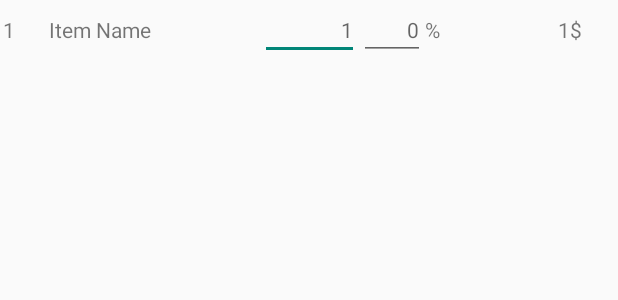
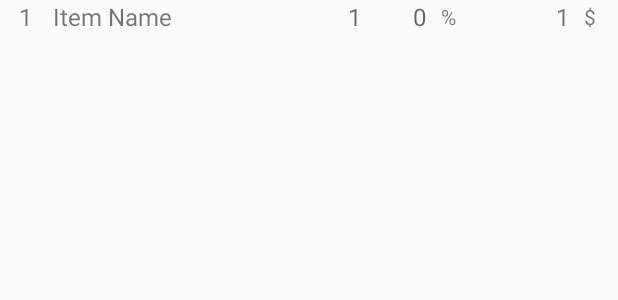
Before and after one commit to ratgoj/fernflower-repo, an Android app: the layout edit_order_item_row.xml on its own in the app's theme, with its tools: preview values and no code run, on a phone screen of 412 x 824 dp. Shown: the top 300 px of the screen. Run offline under Robolectric (Android 15) with nearby library versions, the phone set to English and light mode, and no system bars.

Commit message:
Доведен до ума Адаптер. Сделано отображение EditOrderFragment Изменены EditText на TextView в edit_order_item_row.xml Выровнены элементы в edit_order_list_header.xml

```diff
--- a/OrderBook/app/src/main/res/layout/edit_order_item_row.xml
+++ b/OrderBook/app/src/main/res/layout/edit_order_item_row.xml
@@ -13,33 +13,33 @@
         android:id="@+id/eoir_number"
         android:layout_width="10dp"
         android:layout_height="wrap_content"
-        android:textSize="14sp"
-        android:text="@string/number_one" />
+        android:textSize="16sp"
+        android:text="@string/number_one"
+        android:layout_gravity="center" />
 
     <TextView
         android:id="@+id/eoir_item_name"
         android:layout_width="120dp"
         android:layout_height="wrap_content"
-        android:textSize="14sp"
+        android:textSize="16sp"
+        android:layout_gravity="center_vertical"
         android:text="@string/row_catalog_item_name"
-         />
+        android:layout_marginLeft="3dp" />
 
 
-    <EditText
+    <TextView
         android:id="@+id/eoir_item_amount"
         android:layout_width="45dp"
         android:layout_height="wrap_content"
         android:hint="@string/number_one"
-        android:textSize="14sp"
-        android:inputType="number"
+        android:textSize="16sp"
         android:gravity="right" />
 
-    <EditText
+    <TextView
         android:id="@+id/eoir_item_discount"
         android:layout_width="23dp"
         android:layout_height="wrap_content"
-        android:inputType="number|numberDecimal"
-        android:textSize="14sp"
+        android:textSize="16sp"
         android:hint="@string/number_zero"
         android:gravity="right" />
 
@@ -49,15 +49,16 @@
         android:layout_height="wrap_content"
         android:textSize="14sp"
         android:text="@string/percent_sign"
-         />
+        android:layout_gravity="center" />
 
     <TextView
         android:id="@+id/eoir_item_price"
         android:layout_width="45dp"
         android:layout_height="wrap_content"
-        android:textSize="14sp"
+        android:textSize="16sp"
         android:text="@string/number_one"
-        android:gravity="right" />
+        android:gravity="right"
+        android:layout_gravity="center_vertical" />
 
     <TextView
         android:id="@+id/eoir_currency_sign"
@@ -65,6 +66,6 @@
         android:layout_height="wrap_content"
         android:textSize="14sp"
         android:text="@string/currency_sign"
-        />
+        android:layout_gravity="center" />
     </TableRow>
 </TableLayout>
```
Also changed, not shown: OrderBook/app/src/main/java/com/fernflower/orderbook/adapters/AdapterLvEditOrder.java (+15 -13 lines), OrderBook/app/src/main/java/com/fernflower/orderbook/fragments/EditOrderFragment.java (+88 -12 lines), OrderBook/app/src/main/res/layout/edit_order_fragment.xml (+2 -5 lines), OrderBook/app/src/main/res/layout/edit_order_list_header.xml (+10 -9 lines).
